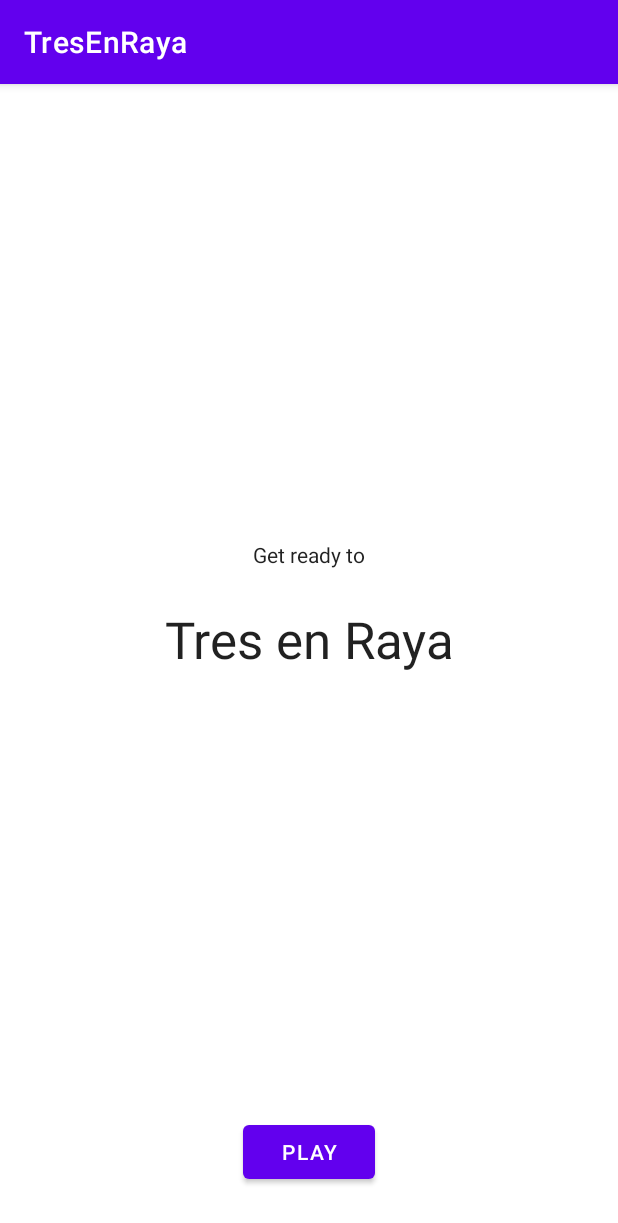
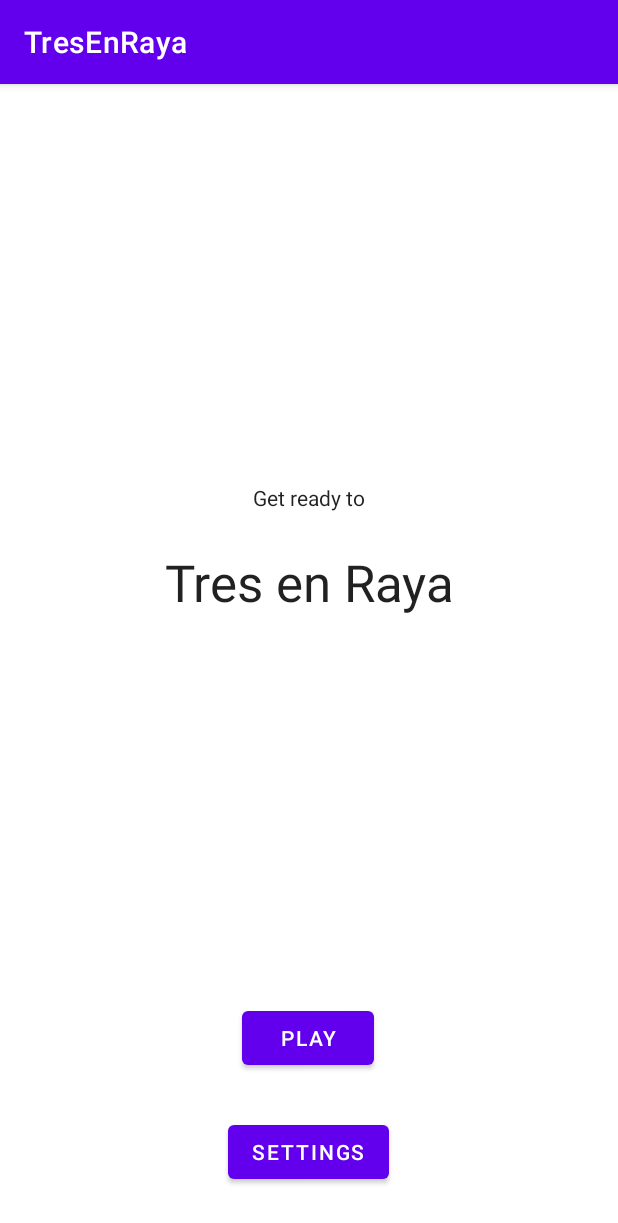
Before and after one commit to AppDeveloperVM/TresEnRaya, an Android app: the screen it shows after launch (MainActivity), on a phone screen of 412 x 824 dp. Shown: the top 1223 px of the screen. Run offline under Robolectric (Android 15) with nearby library versions, the phone set to English and light mode, and no system bars; our stand-ins replace data binding.

Commit message:
update title fragment

```diff
--- a/app/src/main/java/com/example/tresenraya/screens/title/TitleFragment.kt
+++ b/app/src/main/java/com/example/tresenraya/screens/title/TitleFragment.kt
@@ -22,6 +22,10 @@ class TitleFragment : Fragment() {
         binding.playGameButton.setOnClickListener {
             findNavController().navigate(TitleFragmentDirections.actionTitleFragmentToGameFragment() )
         }
+        binding.settingsButton.setOnClickListener {
+            findNavController().navigate(TitleFragmentDirections.actionTitleFragmentToSettingsFragment() )
+        }
+
         return binding.root
     }
 
--- a/app/src/main/res/layout/title_fragment.xml
+++ b/app/src/main/res/layout/title_fragment.xml
@@ -49,12 +49,27 @@
             android:id="@+id/play_game_button"
             android:layout_width="wrap_content"
             android:layout_height="wrap_content"
-            android:layout_marginBottom="32dp"
+            android:layout_marginBottom="108dp"
             android:text="@string/play_button"
 
             app:layout_constraintBottom_toBottomOf="parent"
             app:layout_constraintEnd_toEndOf="parent"
+            app:layout_constraintHorizontal_bias="0.498"
             app:layout_constraintStart_toStartOf="parent" />
+
+        <Button
+            android:id="@+id/settings_button"
+            android:layout_width="wrap_content"
+            android:layout_height="wrap_content"
+            android:layout_marginTop="28dp"
+            android:layout_marginBottom="32dp"
+
+            android:text="@string/settings_button"
+            app:layout_constraintBottom_toBottomOf="parent"
+            app:layout_constraintEnd_toEndOf="parent"
+            app:layout_constraintHorizontal_bias="0.498"
+            app:layout_constraintStart_toStartOf="parent"
+            app:layout_constraintTop_toBottomOf="@+id/play_game_button" />
 
     </androidx.constraintlayout.widget.ConstraintLayout>
 </layout>
```
